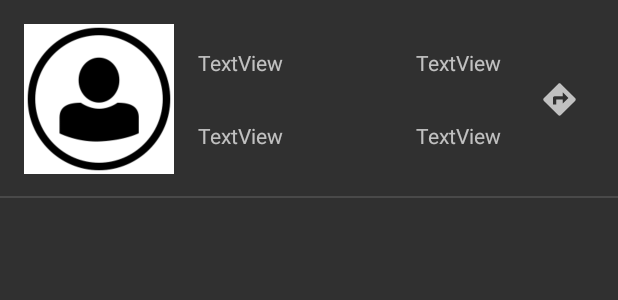
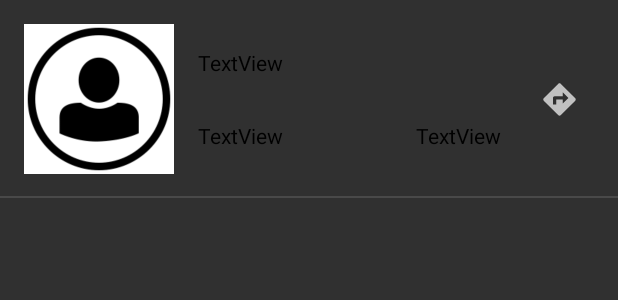
Before and after one commit to BadreddineZatout/AskDoc_MobileApp, an Android app: the layout docitem.xml on its own in the app's theme, with its tools: preview values and no code run, on a phone screen of 412 x 824 dp. Shown: the top 300 px of the screen. Run offline under Robolectric (Android 15) with nearby library versions, the phone set to English and light mode, and no system bars; Roboto replaces fonts that are not available here.

```diff
--- a/app/src/main/AndroidManifest.xml
+++ b/app/src/main/AndroidManifest.xml
@@ -8,8 +8,9 @@
         android:label="@string/app_name"
         android:roundIcon="@mipmap/ic_launcher_round"
         android:supportsRtl="true"
-        android:theme="@style/AppTheme">
-        <activity android:name=".HomeActivity"></activity>
+        android:theme="@style/AppTheme"
+        android:name=".App">
+        <activity android:name=".HomeActivity" />
         <activity android:name=".MainActivity">
             <intent-filter>
                 <action android:name="android.intent.action.MAIN" />
--- a/app/src/main/java/com/example/askdoc/fragments/DetailFragment.kt
+++ b/app/src/main/java/com/example/askdoc/fragments/DetailFragment.kt
@@ -27,6 +27,6 @@ class DetailFragment : Fragment() {
         phone.text="Numéro de téléphone: ${vm.doctor.tel}"
         spec.text="Spécialité: ${vm.doctor.spec}"
         exp.text="Années d'éxpérience: ${vm.doctor.exp.toString()} ans"
-        Glide.with(this).load("https://abae3311af59.eu.ngrok.io/"+vm.doctor.image).into(photoM)
+        Glide.with(this).load("https://askdoc-restapi.herokuapp.com/public/"+vm.doctor.image).into(photoM)
     }
 }
--- a/app/src/main/java/com/example/askdoc/models/Traitement.kt
+++ b/app/src/main/java/com/example/askdoc/models/Traitement.kt
@@ -6,12 +6,12 @@ import androidx.room.PrimaryKey
 import com.example.askdoc.models.Booking
 import java.util.*
 
-@Entity(foreignKeys = arrayOf(
+@Entity/*(foreignKeys = arrayOf(
     ForeignKey(entity = Booking::class, parentColumns = arrayOf("bookingId"),
         childColumns = arrayOf("bookingId"), onDelete = ForeignKey.CASCADE),
     ForeignKey(entity = Patient::class, parentColumns = arrayOf("id"),
         childColumns = arrayOf("patientId"), onDelete = ForeignKey.CASCADE)
-))
+))*/
 data class Traitement (
     @PrimaryKey
     val treatmentId:Long,
--- a/app/src/main/res/layout/docitem.xml
+++ b/app/src/main/res/layout/docitem.xml
@@ -4,16 +4,6 @@
     xmlns:tools="http://schemas.android.com/tools"
     android:layout_width="match_parent"
     android:layout_height="wrap_content">
-
-    <TextView
-        android:id="@+id/textPrenom"
-        android:layout_width="wrap_content"
-        android:layout_height="wrap_content"
-        android:layout_marginEnd="24dp"
-        android:layout_marginRight="24dp"
-        android:text="TextView"
-        app:layout_constraintBaseline_toBaselineOf="@+id/textNom"
-        app:layout_constraintEnd_toStartOf="@+id/direction" />
 
     <TextView
         android:id="@+id/textNom"
@@ -23,6 +13,7 @@
         android:layout_marginLeft="16dp"
         android:layout_marginTop="16dp"
         android:text="TextView"
+        android:textColor="@android:color/black"
         app:layout_constraintStart_toEndOf="@+id/image"
         app:layout_constraintTop_toTopOf="@+id/image" />
 
@@ -34,6 +25,7 @@
         android:layout_marginLeft="16dp"
         android:layout_marginBottom="16dp"
         android:text="TextView"
+        android:textColor="@android:color/black"
         app:layout_constraintBottom_toBottomOf="@+id/image"
         app:layout_constraintStart_toEndOf="@+id/image" />
 
@@ -44,6 +36,7 @@
         android:layout_marginEnd="24dp"
         android:layout_marginRight="24dp"
         android:text="TextView"
+        android:textColor="@android:color/black"
         app:layout_constraintBaseline_toBaselineOf="@+id/textPhone"
         app:layout_constraintEnd_toStartOf="@+id/direction" />
 
--- a/app/src/main/res/layout/fragment_detail.xml
+++ b/app/src/main/res/layout/fragment_detail.xml
@@ -25,6 +25,7 @@
         android:layout_height="wrap_content"
         android:layout_marginTop="32dp"
         android:text="TextView"
+        android:textColor="@android:color/black"
         app:layout_constraintEnd_toEndOf="parent"
         app:layout_constraintStart_toStartOf="parent"
         app:layout_constraintTop_toBottomOf="@+id/photoM" />
@@ -35,6 +36,7 @@
         android:layout_height="wrap_content"
         android:layout_marginTop="24dp"
         android:text="TextView"
+        android:textColor="@android:color/black"
         app:layout_constraintEnd_toEndOf="parent"
         app:layout_constraintStart_toStartOf="parent"
         app:layout_constraintTop_toBottomOf="@+id/nom" />
@@ -45,15 +47,18 @@
         android:layout_height="wrap_content"
         android:layout_marginTop="24dp"
         android:text="TextView"
+        android:textColor="@android:color/black"
         app:layout_constraintEnd_toEndOf="parent"
         app:layout_constraintStart_toStartOf="parent"
         app:layout_constraintTop_toBottomOf="@+id/phone" />
+
     <TextView
         android:id="@+id/exp"
         android:layout_width="wrap_content"
         android:layout_height="wrap_content"
         android:layout_marginTop="24dp"
         android:text="TextView"
+        android:textColor="@android:color/black"
         app:layout_constraintEnd_toEndOf="parent"
         app:layout_constraintStart_toStartOf="parent"
         app:layout_constraintTop_toBottomOf="@+id/spec" />
```
Also changed, not shown: app/src/main/java/com/example/askdoc/App.kt (added, +11 -0 lines), app/src/main/java/com/example/askdoc/HomeActivity.kt (+11 -1 lines).
